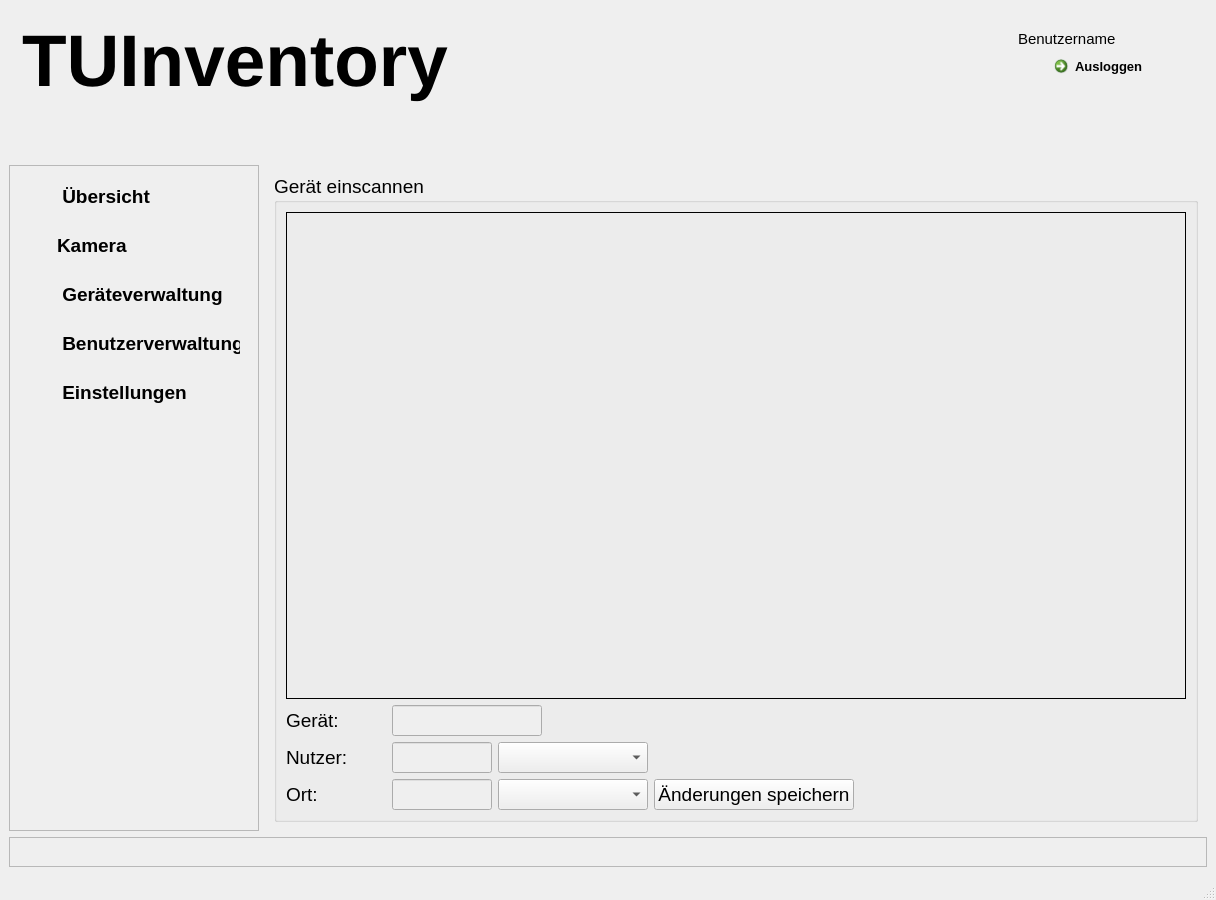
SV-97/TUInventory, file TUInventory/mainScaling.ui: the form before one commit.
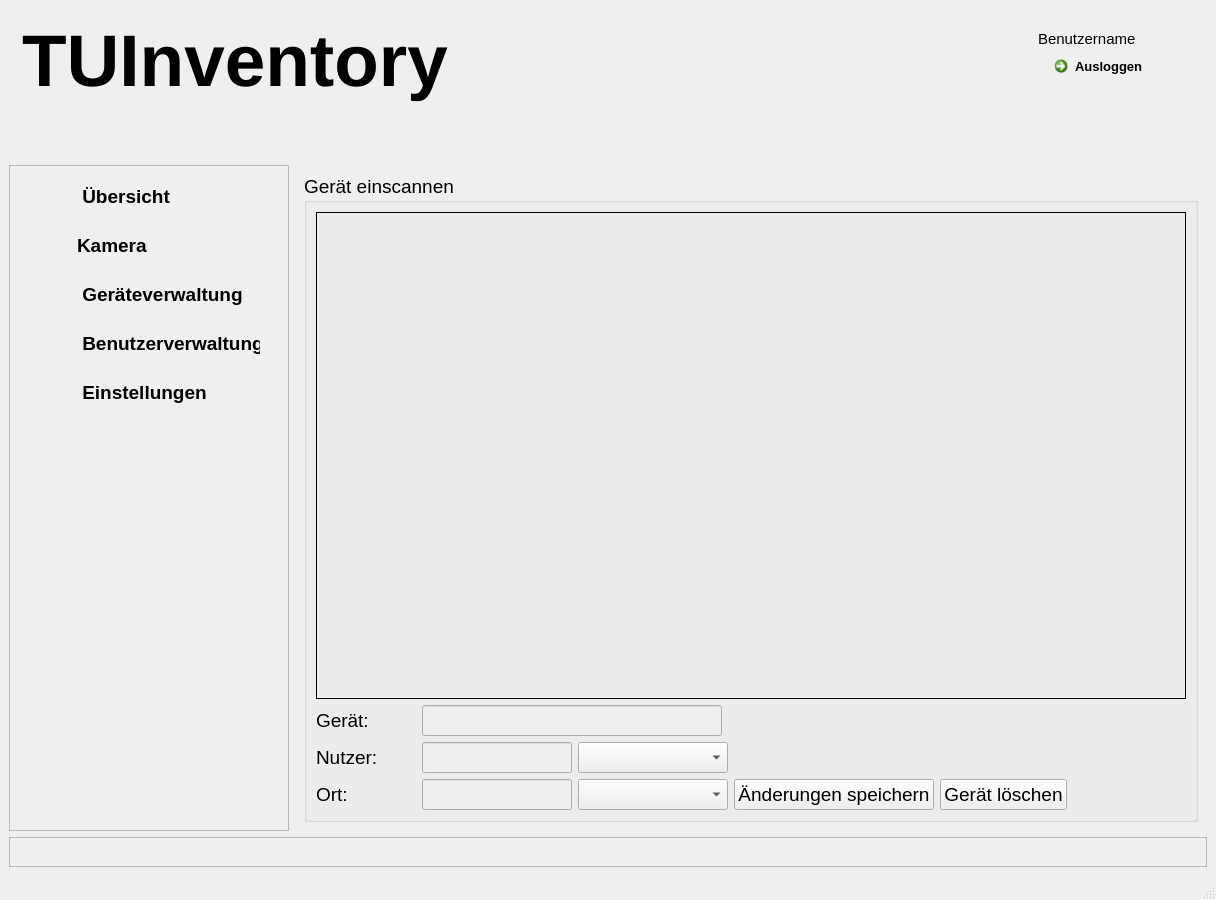
The form after the commit. Icons and pictures are not drawn.

Commit message: QR-Readings should show up properly now

The edit to the form file:
```diff
--- a/TUInventory/mainScaling.ui
+++ b/TUInventory/mainScaling.ui
@@ -168,9 +168,9 @@
            <widget class="QLabel" name="label">
             <property name="geometry">
              <rect>
-              <x>61</x>
+              <x>81</x>
               <y>20</y>
-              <width>171</width>
+              <width>151</width>
               <height>20</height>
              </rect>
             </property>
@@ -194,13 +194,13 @@
          <widget class="QFrame" name="frame_2">
           <property name="minimumSize">
            <size>
-            <width>250</width>
+            <width>280</width>
             <height>250</height>
            </size>
           </property>
           <property name="maximumSize">
            <size>
-            <width>250</width>
+            <width>350</width>
             <height>1000</height>
            </size>
           </property>
@@ -778,7 +778,7 @@
                      </property>
                      <property name="minimumSize">
                       <size>
-                       <width>150</width>
+                       <width>300</width>
                        <height>0</height>
                       </size>
                      </property>
@@ -830,13 +830,13 @@
                      </property>
                      <property name="minimumSize">
                       <size>
-                       <width>100</width>
+                       <width>150</width>
                        <height>0</height>
                       </size>
                      </property>
                      <property name="maximumSize">
                       <size>
-                       <width>200</width>
+                       <width>350</width>
                        <height>16777215</height>
                       </size>
                      </property>
@@ -895,13 +895,13 @@
                      </property>
                      <property name="minimumSize">
                       <size>
-                       <width>100</width>
+                       <width>150</width>
                        <height>0</height>
                       </size>
                      </property>
                      <property name="maximumSize">
                       <size>
-                       <width>200</width>
+                       <width>350</width>
                        <height>16777215</height>
                       </size>
                      </property>
@@ -930,6 +930,13 @@
                      </property>
                     </widget>
                    </item>
+                   <item>
+                    <widget class="QPushButton" name="b_delete_device">
+                     <property name="text">
+                      <string>Gerät löschen</string>
+                     </property>
+                    </widget>
+                   </item>
                    <item>
                     <spacer name="horizontalSpacer_55">
                      <property name="orientation">
```
The commit also changes 1 other file.
